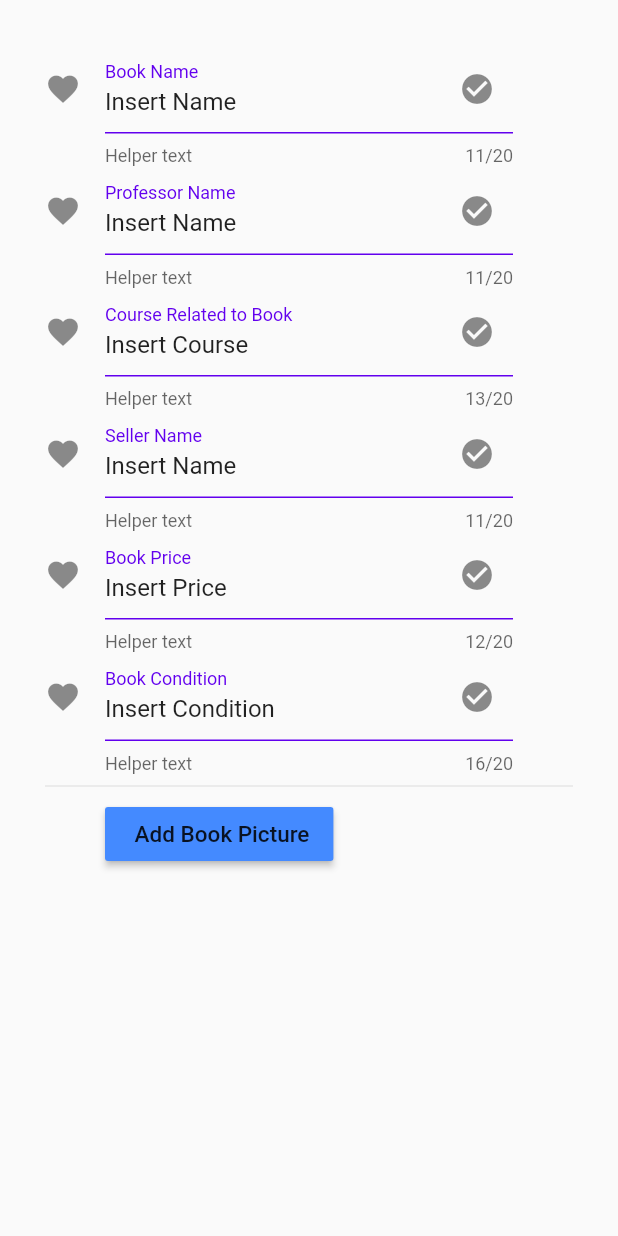
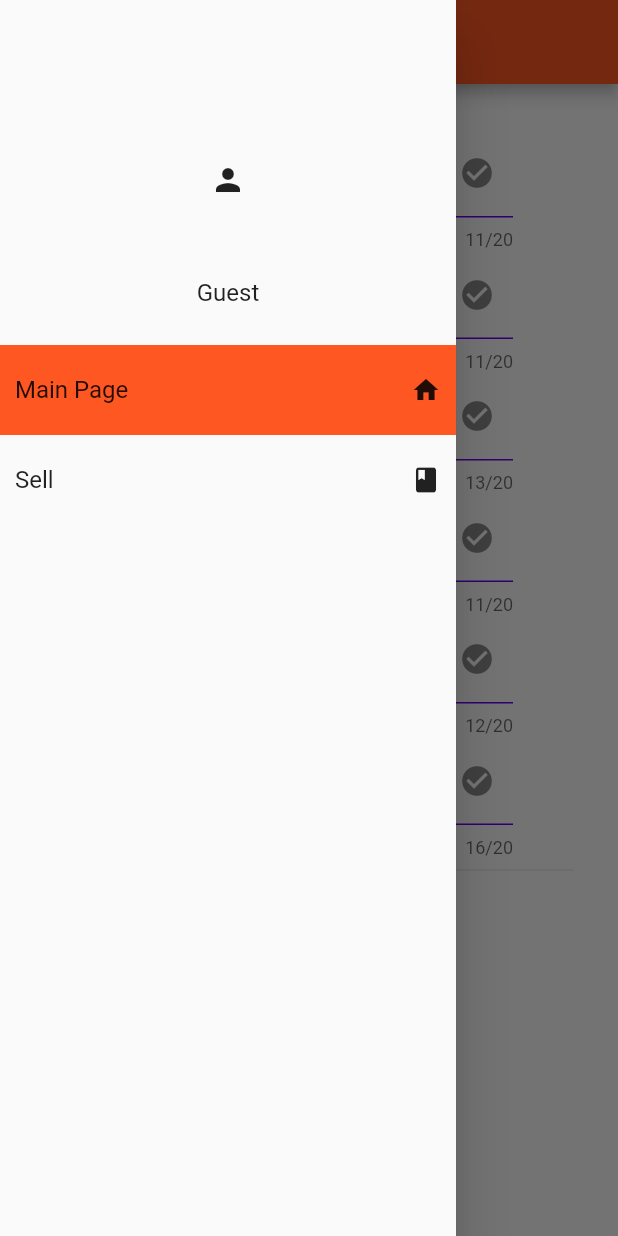
Before and after one commit to siranov/bookapp, a Flutter app: the SellBook screen opened directly, with the side drawer open (before the commit the screen has no drawer), on a phone screen of 412 x 824 dp. Run offline on Flutter 3.47's test engine with Material 2 defaults, Android fonts, the phone set to English and light mode, and no system bars; our stand-ins replace cloud_firestore, firebase_core, image_picker; accounts and stored records are empty; network calls fail.

Commit message:
added navigation

```diff
--- a/lib/home.dart
+++ b/lib/home.dart
@@ -1,6 +1,11 @@
 import 'package:flutter/material.dart';
 
+int curPage = 0;
+
 class HomePage extends StatefulWidget {
+  final VoidCallback update;
+
+  const HomePage({Key key, this.update}) : super(key: key);
   @override
   _HomePageState createState() => _HomePageState();
 }
@@ -19,7 +24,9 @@ class _HomePageState extends State<HomePage> {
           )
         ],
       ),
-      drawer: DrawerWid(),
+      drawer: DrawerWid(
+        update: widget.update,
+      ),
       body: ListWidget(),
     );
   }
@@ -86,6 +93,9 @@ class _ListWidgetState extends State<ListWidget> {
 }
 
 class DrawerWid extends StatefulWidget {
+  final VoidCallback update;
+
+  const DrawerWid({Key key, this.update}) : super(key: key);
   @override
   _DrawerWidState createState() => _DrawerWidState();
 }
@@ -96,11 +106,64 @@ class _DrawerWidState extends State<DrawerWid> {
     return Drawer(
       child: Column(
         children: [
+          Container(height: 80),
           Container(
             height: 150,
+            child: Column(
+              children: [
+                Padding(
+                  padding: EdgeInsets.only(top: 20, bottom: 20),
+                  child: Container(
+                    height: 40,
+                    width: 40,
+                    decoration: BoxDecoration(
+                      shape: BoxShape.circle,
+                    ),
+                    child: Center(
+                      child: Icon(Icons.person),
+                    ),
+                  ),
+                ),
+                Expanded(
+                  child: Center(
+                    child: Text('Guest', style: TextStyle(fontSize: 16)),
+                  ),
+                ),
+              ],
+            ),
           ),
+          section('Main Page', Icons.home, 0, () {
+            widget.update();
+          }),
+          section('Sell', Icons.book, 1, () {
+            widget.update();
+          }),
         ],
       ),
     );
   }
+
+  Widget section(name, icon, i, callback) {
+    return GestureDetector(
+      onTap: () {
+        curPage = i;
+        callback();
+      },
+      child: Container(
+        color: curPage == i ? Colors.deepOrange : Colors.transparent,
+        height: 60,
+        child: Padding(
+          padding: EdgeInsets.only(left: 10, right: 10),
+          child: Row(
+            children: [
+              Expanded(
+                child: Text(name, style: TextStyle(fontSize: 16)),
+              ),
+              Icon(icon, size: 20),
+            ],
+          ),
+        ),
+      ),
+    );
+  }
 }
--- a/lib/main.dart
+++ b/lib/main.dart
@@ -10,8 +10,13 @@ Future<void> main() async {
   runApp(MyApp());
 }
 
-class MyApp extends StatelessWidget {
+class MyApp extends StatefulWidget {
   // This widget is the root of your application.
+  @override
+  _MyAppState createState() => _MyAppState();
+}
+
+class _MyAppState extends State<MyApp> {
   @override
   Widget build(BuildContext context) {
     return MaterialApp(
@@ -19,7 +24,17 @@ class MyApp extends StatelessWidget {
       theme: ThemeData(
         primarySwatch: Colors.deepOrange,
       ),
-      home: HomePage(),
+      home: curPage == 0
+          ? HomePage(
+              update: sets,
+            )
+          : SellBook(
+              update: sets,
+            ),
     );
   }
+
+  VoidCallback sets() {
+    setState(() {});
+  }
 }
--- a/lib/sellbook.dart
+++ b/lib/sellbook.dart
@@ -1,3 +1,4 @@
+import 'package:bookapp/home.dart';
 import 'package:flutter/material.dart';
 import 'dart:io';
 import 'package:image_picker/image_picker.dart';
@@ -10,6 +11,9 @@ String profName;
 String bookName;
 
 class SellBook extends StatefulWidget {
+  final update;
+
+  const SellBook({Key key, this.update}) : super(key: key);
   @override
   _SellBookState createState() => _SellBookState();
 }
@@ -51,6 +55,13 @@ class _SellBookState extends State<SellBook> {
   @override
   Widget build(BuildContext context) {
     return Scaffold(
+      drawer: DrawerWid(
+        update: widget.update,
+      ),
+      appBar: AppBar(
+        title: Text('Sell Book'),
+        centerTitle: true,
+      ),
       body: Padding(
         padding: const EdgeInsets.all(30.0),
         child: ListView(
```
